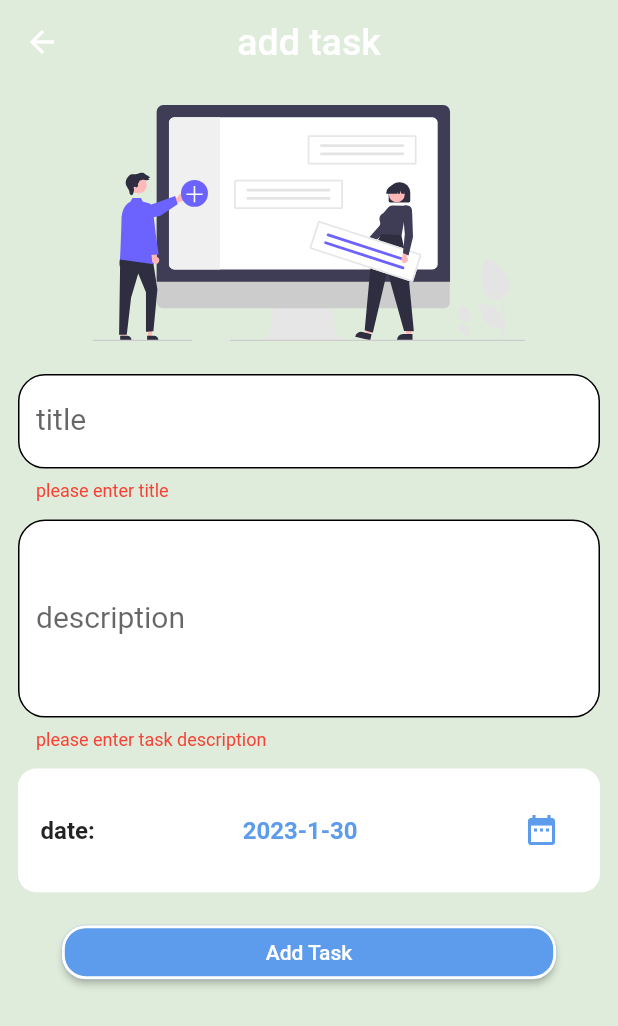
After one commit to MohamedFouad99/todo_with_firestore, a Flutter app: the AddTaskScreen screen opened by its route, after a tap on "Add Task", on a phone screen of 412 x 824 dp. The commit adds this screen. Shown: the top 1026 px of the screen. Run offline on Flutter 3.47's test engine with Material 2 defaults, Android fonts, the phone set to English and light mode, and no system bars; our stand-ins replace awesome_dialog, cloud_firestore, firebase_core, flutter_slidable, flutter_svg; missing offline and left inert: calender_picker; accounts and stored records are empty.

Commit message:
edit_add_task_screen

```diff
--- a/lib/main.dart
+++ b/lib/main.dart
@@ -1,5 +1,6 @@
 import 'package:firebase_core/firebase_core.dart';
 import 'package:flutter/material.dart';
+import 'package:todo_with_firestore/view/home/add_task_screen.dart';
 
 import 'view/my_theme.dart';
 import 'view/setting/settings_tab.dart';
@@ -27,6 +28,7 @@ class MyApp extends StatelessWidget {
         WelcomeScreen.routeName: (context) => WelcomeScreen(),
         HomeScreen.routeName: (context) => HomeScreen(),
         SettingsTab.routeName: (context) => SettingsTab(),
+        AddTaskScreen.routeName: (context) => AddTaskScreen(),
       },
       initialRoute: WelcomeScreen.routeName,
       theme: MyThemeData.lightTheme,
--- /dev/null
+++ b/lib/view/home/add_task_screen.dart
@@ -0,0 +1,260 @@
+// ignore_for_file: use_key_in_widget_constructors, prefer_const_constructors, avoid_unnecessary_containers, unused_local_variable
+
+import 'package:flutter/material.dart';
+import 'package:flutter_svg/svg.dart';
+import 'package:todo_with_firestore/view/my_theme.dart';
+
+import '../../firebase_utils.dart';
+import '../../model/task.dart';
+import '../ui_utils.dart';
+
+class AddTaskScreen extends StatefulWidget {
+  static const String routeName = 'addTask';
+  @override
+  State<AddTaskScreen> createState() => _AddTaskScreenState();
+}
+
+class _AddTaskScreenState extends State<AddTaskScreen> {
+  GlobalKey<FormState> formController = GlobalKey<FormState>();
+
+  String title = '';
+  String description = '';
+  DateTime selectedDate = DateTime.now();
+  @override
+  Widget build(BuildContext context) {
+    return Scaffold(
+      appBar: AppBar(
+        backgroundColor: Colors.transparent,
+        elevation: 0,
+        centerTitle: true,
+        title: Text(
+          "add task",
+          style: Theme.of(context).textTheme.headline2,
+        ),
+      ),
+      body: SingleChildScrollView(
+        child: Column(
+          children: [
+            SizedBox(
+              width: MediaQuery.of(context).size.width * .7,
+              height: MediaQuery.of(context).size.width * .45,
+              child: SvgPicture.asset('assets/svg/add.svg'),
+            ),
+            Form(
+                key: formController,
+                child: Padding(
+                  padding: const EdgeInsets.symmetric(horizontal: 12),
+                  child: Column(
+                    crossAxisAlignment: CrossAxisAlignment.stretch,
+                    children: [
+                      SizedBox(
+                        height: 8,
+                      ),
+                      TextFormField(
+                        decoration: InputDecoration(
+                          fillColor:
+                              MyThemeData.lightTheme.colorScheme.onPrimary,
+                          filled: true,
+                          labelText: 'title',
+                          labelStyle: TextStyle(),
+                          border: InputBorder.none,
+                          focusedBorder: OutlineInputBorder(
+                            borderRadius: BorderRadius.circular(18),
+                          ),
+                          disabledBorder: OutlineInputBorder(
+                            borderRadius: BorderRadius.circular(18),
+                          ),
+                          errorBorder: OutlineInputBorder(
+                            borderRadius: BorderRadius.circular(18),
+                          ),
+                          enabledBorder: OutlineInputBorder(
+                            borderSide: BorderSide(
+                              color: Colors.transparent,
+                            ),
+                            borderRadius: BorderRadius.circular(18),
+                          ),
+                        ),
+                        onChanged: (text) {
+                          title = text;
+                        },
+                        validator: (text) {
+                          if (text == null || text.isEmpty) {
+                            return 'please enter title';
+                          }
+                          return null;
+                        },
+                      ),
+                      SizedBox(
+                        height: 12,
+                      ),
+                      TextFormField(
+                        minLines: 4,
+                        maxLines: 4,
+                        decoration: InputDecoration(
+                          fillColor:
+                              MyThemeData.lightTheme.colorScheme.onPrimary,
+                          filled: true,
+                          labelText: 'description',
+                          labelStyle: TextStyle(),
+                          border: InputBorder.none,
+                          focusedBorder: OutlineInputBorder(
+                            borderRadius: BorderRadius.circular(18),
+                          ),
+                          disabledBorder: OutlineInputBorder(
+                            borderRadius: BorderRadius.circular(18),
+                          ),
+                          errorBorder: OutlineInputBorder(
+                            borderRadius: BorderRadius.circular(18),
+                          ),
+                          enabledBorder: OutlineInputBorder(
+                            borderSide: BorderSide(color: Colors.transparent),
+                            borderRadius: BorderRadius.circular(18),
+                          ),
+                        ),
+                        onChanged: (text) {
+                          description = text;
+                        },
+                        validator: (text) {
+                          if (text == null || text.isEmpty) {
+                            return 'please enter task description';
+                          }
+                          return null;
+                        },
+                      ),
+                      SizedBox(
+                        height: 12,
+                      ),
+                      InkWell(
+                        onTap: () {
+                          chooseDate();
+                        },
+                        child: Column(
+                          crossAxisAlignment: CrossAxisAlignment.stretch,
+                          children: [
+                            Container(
+                              height: MediaQuery.of(context).size.height * .1,
+                              decoration: BoxDecoration(
+                                  color: MyThemeData
+                                      .lightTheme.colorScheme.onPrimary,
+                                  borderRadius: BorderRadius.circular(12)),
+                              child: Padding(
+                                padding:
+                                    const EdgeInsets.symmetric(horizontal: 15),
+                                child: Row(
+                                  mainAxisAlignment:
+                                      MainAxisAlignment.spaceBetween,
+                                  children: [
+                                    Text(
+                                      'date:',
+                                      style: Theme.of(context)
+                                          .textTheme
+                                          .bodyText2!
+                                          .copyWith(
+                                              fontSize: 16,
+                                              fontWeight: FontWeight.bold),
+                                    ),
+                                    Text(
+                                      '${selectedDate.year}-${selectedDate.month}-${selectedDate.day}',
+                                      style: Theme.of(context)
+                                          .textTheme
+                                          .bodyText2!
+                                          .copyWith(
+                                              fontSize: 16,
+                                              color: MyThemeData.lightPrimary,
+                                              fontWeight: FontWeight.w600),
+                                      textAlign: TextAlign.center,
+                                    ),
+                                    IconButton(
+                                        onPressed: () {
+                                          chooseDate();
+                                        },
+                                        icon: Icon(
+                                          Icons.date_range,
+                                          color: MyThemeData.lightPrimary,
+                                        ))
+                                  ],
+                                ),
+                              ),
+                            ),
+                          ],
+                        ),
+                      ),
+                      // Text('task Date'),
+                      // SizedBox(
+                      //   height: 8,
+                      // ),
+                      // InkWell(
+                      //     onTap: () {
+                      //       chooseDate();
+                      //     },
+                      //     child: Text(
+                      //       '${selectedDate.year}-${selectedDate.month}-${selectedDate.day}',
+                      //       textAlign: TextAlign.center,
+                      //     )),
+                      SizedBox(
+                        height: 16,
+                      ),
+                    ],
+                  ),
+                )),
+            Container(
+              width: MediaQuery.of(context).size.width * .8,
+              child: ElevatedButton(
+                  style: ButtonStyle(
+                      shape: MaterialStateProperty.all<RoundedRectangleBorder>(
+                          RoundedRectangleBorder(
+                              borderRadius: BorderRadius.circular(16.0),
+                              side: BorderSide(
+                                width: 2,
+                                color: MyThemeData
+                                    .lightTheme.colorScheme.onPrimary,
+                              )))),
+                  onPressed: () {
+                    addTask();
+                  },
+                  child: Text('Add Task')),
+            )
+          ],
+        ),
+      ),
+    );
+  }
+
+  void chooseDate() async {
+    var chosenDate = await showDatePicker(
+        context: context,
+        initialDate: selectedDate,
+        firstDate: DateTime.now(),
+        lastDate: DateTime.now().add(Duration(days: 365)));
+
+    if (chosenDate != null) {
+      selectedDate = chosenDate;
+      setState(() {});
+    }
+  }
+
+  void addTask() {
+    if (formController.currentState?.validate() == true) {
+      // insert task
+      //now have: title,desc
+      Task task = Task(
+          title: title,
+          description: description,
+          date: DateUtils.dateOnly(selectedDate).millisecondsSinceEpoch);
+      showLoading(context, 'loading...', isCancelable: false);
+      addTaskToFireStore(task).then((value) {
+        hideDialoge(context);
+        showMessage(context, 'Task was added successfully', 'ok', () {
+          Navigator.pop(context);
+          Navigator.pop(context);
+        }, isCanclelable: false);
+      }).catchError((onError) {
+        hideDialoge(context);
+        showMessage(context, 'some thing went wrong. try again later', 'ok',
+            () {
+          Navigator.pop(context);
+        });
+      });
+    }
+  }
+}
--- a/lib/view/home/tasks_list_tab.dart
+++ b/lib/view/home/tasks_list_tab.dart
@@ -46,6 +46,7 @@ class _TasksListTabState extends State<TasksListTab> {
                 });
               },
             ),
+
             SizedBox(
               height: 16,
             ),
--- a/pubspec.yaml
+++ b/pubspec.yaml
@@ -29,6 +29,7 @@ environment:
 # the latest version available on pub.dev. To see which dependencies have newer
 # versions available, run `flutter pub outdated`.
 dependencies:
+  awesome_dialog: ^3.0.2
   calendar_timeline: ^1.1.0
   calender_picker: ^1.0.7
   cloud_firestore: ^4.3.1
```
Also changed, not shown: lib/view/home/add_task_sheet.dart (deleted, +0 -141 lines), lib/view/home/home_screen.dart (+16 -16 lines), lib/view/ui_utils.dart (+38 -5 lines), assets/svg/add.svg (renamed from assets/svg/add3.svg), assets/svg/add2.svg (deleted), assets/svg/add4.svg (deleted), pubspec.lock.
